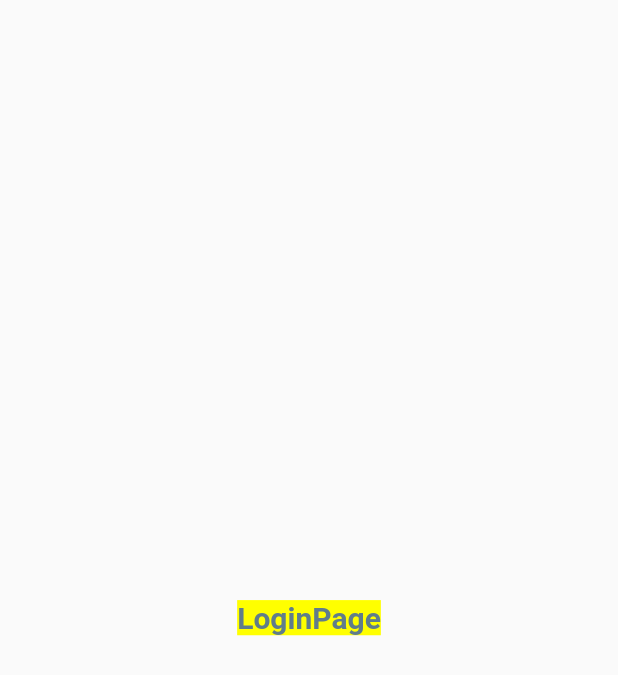
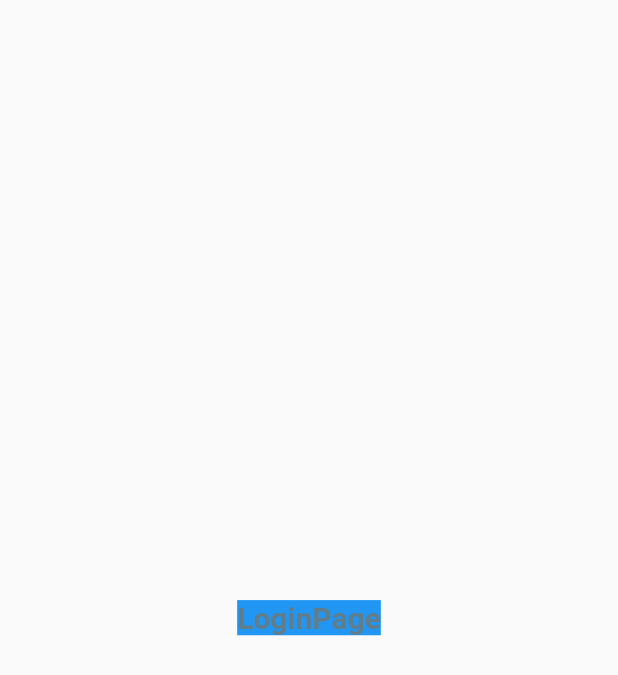
Before and after one commit to rifat7916/first, a Flutter app: the screen it shows after launch, on a phone screen of 412 x 824 dp. Shown: the top 675 px of the screen. Run offline on Flutter 3.47's test engine with Material 2 defaults, Android fonts, the phone set to English and light mode, and no system bars.

Commit message:
Day 3 completed

```diff
--- a/lib/pages/login_page.dart
+++ b/lib/pages/login_page.dart
@@ -12,7 +12,7 @@ import 'package:flutter/material.dart';
           style: TextStyle(
             fontSize: 20,
             color: Colors.blueGrey,
-            backgroundColor: Colors.yellowAccent,
+            backgroundColor: Colors.blue,
             fontWeight: FontWeight.bold,
           ),
         ),
```
